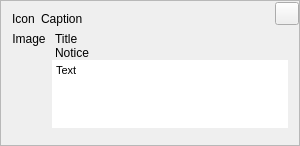
First picture: the form in src/plugins/notifications/notifywidget.ui, repository silvansky/Contacts, before the edit.
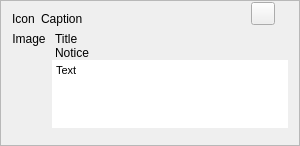
Second picture: the form after the edit. Custom widgets are drawn as their Qt base class.

Commit message: Немного дизайна всплывающих извещений. Теперь всплывают как положено - снизу.

Patch:
```diff
--- a/src/plugins/notifications/notifywidget.ui
+++ b/src/plugins/notifications/notifywidget.ui
@@ -31,6 +31,9 @@
       </property>
       <item>
        <layout class="QHBoxLayout" name="horizontalLayout_3">
+        <property name="rightMargin">
+         <number>24</number>
+        </property>
         <item>
          <widget class="QWidget" name="wdtCaption" native="true">
           <layout class="QHBoxLayout" name="horizontalLayout_2">
```
The commit also changes 2 other files.
